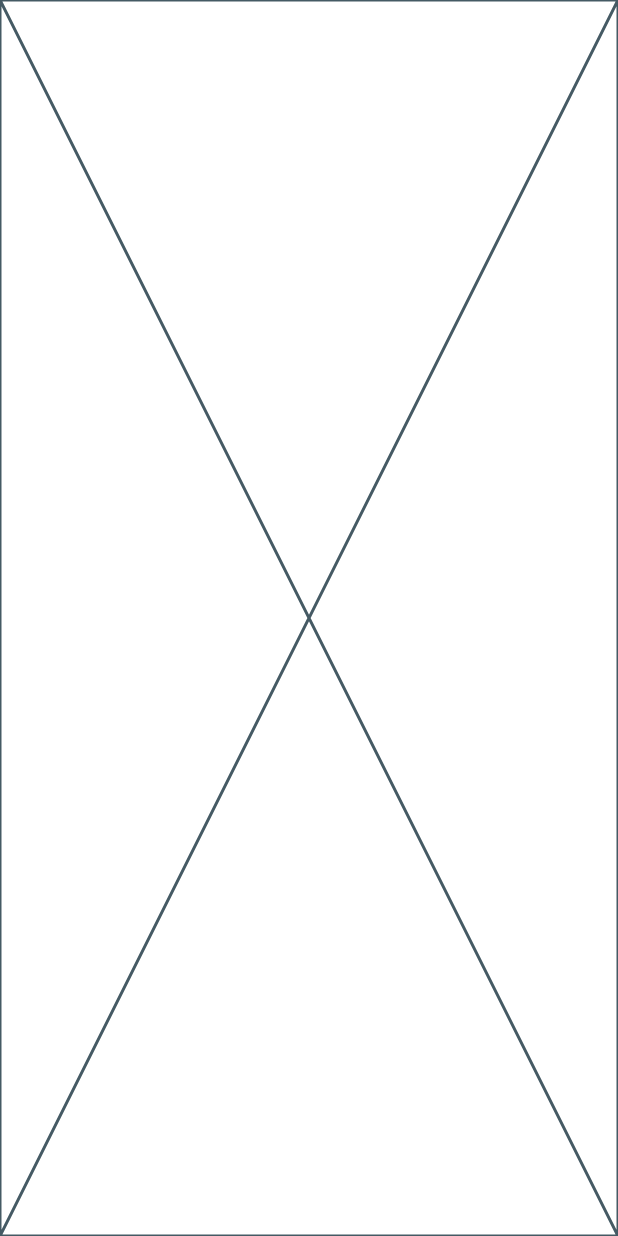
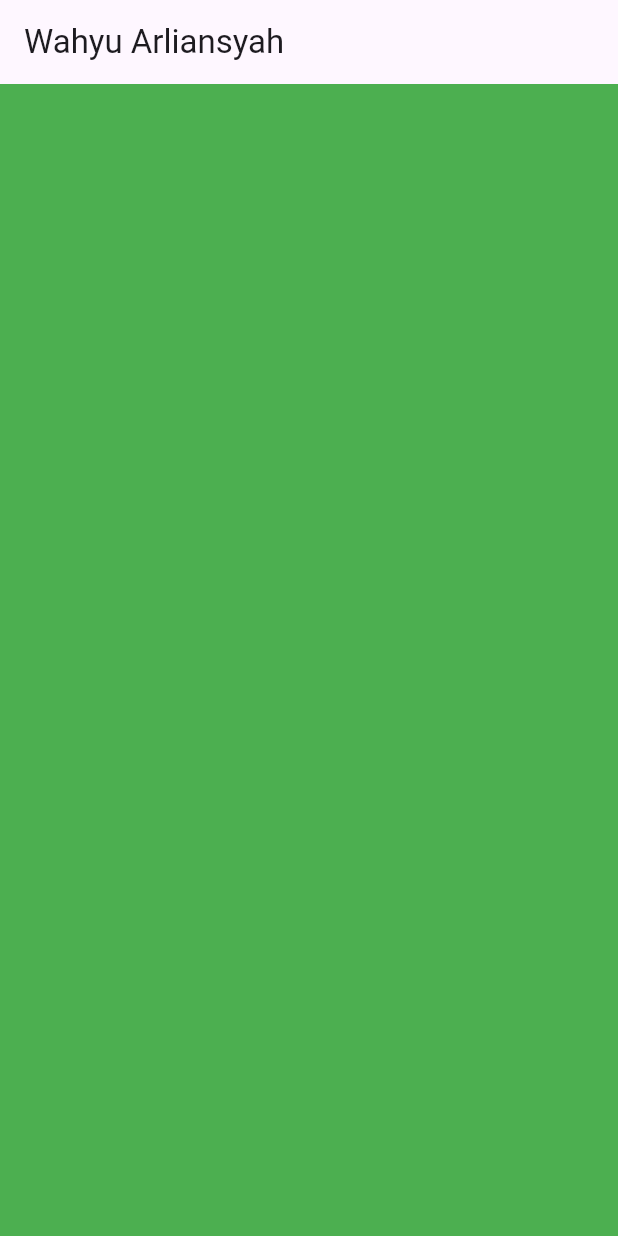
Before and after one commit to WahyuArliansyah/stream-name-flutter, a Flutter app: the screen it shows after launch, on a phone screen of 412 x 824 dp. Run offline on Flutter 3.47's test engine with Material 3 defaults, Android fonts, the phone set to English and light mode, and no system bars.

Commit message:
P1: Jawaban Soal 2 dan 4(Soal 2 lupa ditulis)

```diff
--- a/lib/main.dart
+++ b/lib/main.dart
@@ -1,4 +1,5 @@
 import 'package:flutter/material.dart';
+import 'stream.dart';
 
 void main() {
   runApp(const MyApp());
@@ -25,8 +26,29 @@
 }
 
 class _StreamHomePageState extends State<StreamHomePage> {
+  Color bgColor = Colors.orange;
+  late ColorStream colorStream;
+
+  void changeColor() async {
+    colorStream.getColors().listen((eventColor) {
+      setState(() {
+        bgColor = eventColor;
+      });
+    });
+  }
+
+  @override
+  void initState() {
+    super.initState();
+    colorStream = ColorStream();
+    changeColor();
+  }
+
   @override
   Widget build(BuildContext context) {
-    return const Placeholder();
+    return Scaffold(
+      appBar: AppBar(title: const Text('Wahyu Arliansyah')),
+      body: Container(decoration: BoxDecoration(color: bgColor)),
+    );
   }
 }
```
Also changed, not shown: images/gif1.gif (added), 1 other file.
